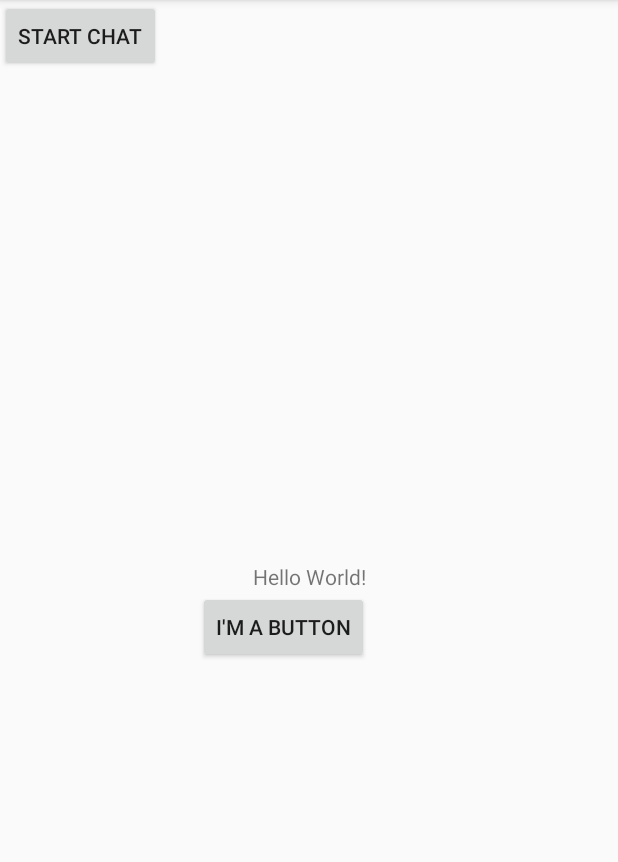
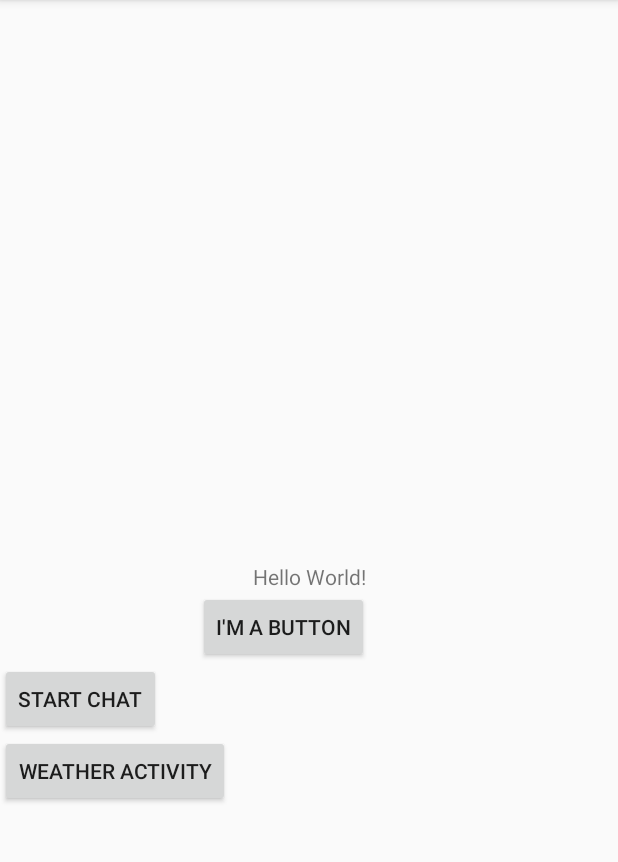
Before and after one commit to Andrarch/CST2335, an Android app: the StartActivity screen opened directly, with no data from a screen before it, on a phone screen of 412 x 824 dp, the part 84-946 px from its top. Run offline under Robolectric (Android 15) with nearby library versions, the phone set to English and light mode, and no system bars.

Commit message:
Lab4 working

```diff
--- a/app/build.gradle
+++ b/app/build.gradle
@@ -25,6 +25,7 @@ android {
 dependencies {
     implementation fileTree(include: ['*.jar'], dir: 'libs')
     implementation 'com.android.support.constraint:constraint-layout:1.0.2'
+    implementation 'com.android.support:appcompat-v7:26.1.0'
     testImplementation 'junit:junit:4.12'
     androidTestImplementation 'com.android.support.test:runner:1.0.1'
     androidTestImplementation 'com.android.support.test.espresso:espresso-core:3.0.1'
--- a/app/src/main/java/com/example/andrew/androidlabs/ChatDatabaseHelper.java
+++ b/app/src/main/java/com/example/andrew/androidlabs/ChatDatabaseHelper.java
@@ -11,7 +11,7 @@ import android.util.Log;
 
 public class ChatDatabaseHelper extends SQLiteOpenHelper {
     static String DATABASE_NAME="Messages.db";
-    static int VERSION_NUMBER=5;
+    static int VERSION_NUMBER=6;
     static String KEY_MESSAGE="Message";
     static String KEY_ID="id";
     private static String TABLE_NAME="MessageTable";
--- a/app/src/main/java/com/example/andrew/androidlabs/StartActivity.java
+++ b/app/src/main/java/com/example/andrew/androidlabs/StartActivity.java
@@ -28,6 +28,20 @@ public class StartActivity extends Activity {
                 startActivityForResult(intent,50);
 
             }});
+
+
+        Button weatherButton=(Button)findViewById(R.id.startWeatherButton);
+        weatherButton.setOnClickListener(new View.OnClickListener() {
+            public void onClick(View view) {
+                //   Intent data;
+                //int requestCode=0,responseCode=0;
+                Intent intent = new Intent(StartActivity.this, WeatherForecast.class);
+
+                startActivity(intent);
+
+            }});
+
+
         Button chatButton=(Button)findViewById(R.id.chatButton);
             chatButton.setOnClickListener(new View.OnClickListener() {
             public void onClick(View view) {
--- a/app/src/main/res/layout/activity_start.xml
+++ b/app/src/main/res/layout/activity_start.xml
@@ -29,6 +29,17 @@
         android:id="@+id/chatButton"
         android:text="@string/startChat"
         android:layout_width="wrap_content"
-        android:layout_height="wrap_content" />
+        android:layout_height="wrap_content"
+        app:layout_constraintStart_toStartOf="parent"
+        app:layout_constraintTop_toBottomOf="@id/button"
+        />
+
+    <Button
+        android:id="@+id/startWeatherButton"
+        android:layout_width="wrap_content"
+        android:layout_height="wrap_content"
+        android:text="@string/startWeather"
+        app:layout_constraintStart_toStartOf="parent"
+        app:layout_constraintTop_toBottomOf="@id/chatButton" />
 
 </android.support.constraint.ConstraintLayout>
--- a/app/src/main/res/values/strings.xml
+++ b/app/src/main/res/values/strings.xml
@@ -16,6 +16,7 @@
     <string name="ok">Yes</string>
     <string name="cancel">No</string>
     <string name="startChat">Start Chat</string>
+    <string name="startWeather">Weather Activity</string>
 
     <string name="sendMessage">Send</string>
 </resources>
```
Also changed, not shown: app/src/main/AndroidManifest.xml (+5 -4 lines), app/src/main/java/com/example/andrew/androidlabs/WeatherForecast.java (added, +64 -0 lines), app/src/main/res/layout/activity_weather_forecast.xml (added, +58 -0 lines).
